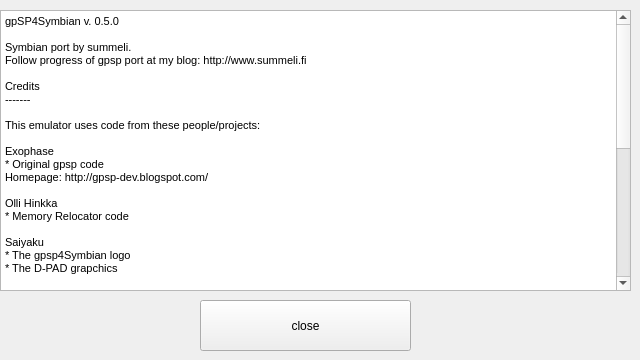
This is gpsp4cute/aboutdialog.ui in Summeli/gpSP4Cute as Qt 5 draws it before an edit. The edited form follows.
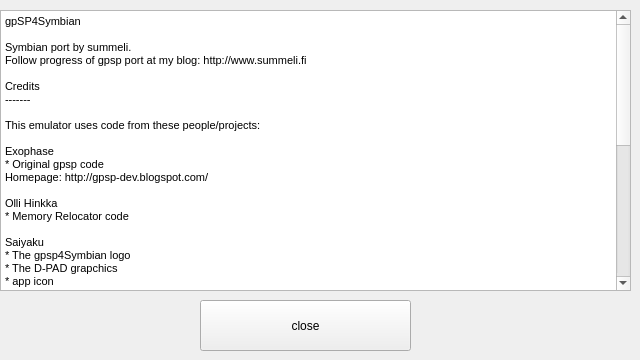
This is the edited form.

The edit to the form file:
```diff
--- a/gpsp4cute/aboutdialog.ui
+++ b/gpsp4cute/aboutdialog.ui
@@ -59,7 +59,7 @@
 &lt;html&gt;&lt;head&gt;&lt;meta name=&quot;qrichtext&quot; content=&quot;1&quot; /&gt;&lt;style type=&quot;text/css&quot;&gt;
 p, li { white-space: pre-wrap; }
 &lt;/style&gt;&lt;/head&gt;&lt;body style=&quot; font-family:'MS Shell Dlg 2'; font-size:8.25pt; font-weight:400; font-style:normal;&quot;&gt;
-&lt;p style=&quot; margin-top:0px; margin-bottom:0px; margin-left:0px; margin-right:0px; -qt-block-indent:0; text-indent:0px;&quot;&gt;&lt;span style=&quot; font-size:8pt;&quot;&gt;gpSP4Symbian v. 0.5.0&lt;/span&gt;&lt;/p&gt;
+&lt;p style=&quot; margin-top:0px; margin-bottom:0px; margin-left:0px; margin-right:0px; -qt-block-indent:0; text-indent:0px;&quot;&gt;&lt;span style=&quot; font-size:8pt;&quot;&gt;gpSP4Symbian &lt;/span&gt;&lt;/p&gt;
 &lt;p style=&quot;-qt-paragraph-type:empty; margin-top:0px; margin-bottom:0px; margin-left:0px; margin-right:0px; -qt-block-indent:0; text-indent:0px; font-size:8pt;&quot;&gt;&lt;/p&gt;
 &lt;p style=&quot; margin-top:0px; margin-bottom:0px; margin-left:0px; margin-right:0px; -qt-block-indent:0; text-indent:0px;&quot;&gt;&lt;span style=&quot; font-size:8pt;&quot;&gt;Symbian port by summeli.&lt;/span&gt;&lt;/p&gt;
 &lt;p style=&quot; margin-top:0px; margin-bottom:0px; margin-left:0px; margin-right:0px; -qt-block-indent:0; text-indent:0px;&quot;&gt;&lt;span style=&quot; font-size:8pt;&quot;&gt;Follow progress of gpsp port at my blog: http://www.summeli.fi&lt;/span&gt;&lt;/p&gt;
@@ -79,6 +79,7 @@
 &lt;p style=&quot; margin-top:0px; margin-bottom:0px; margin-left:0px; margin-right:0px; -qt-block-indent:0; text-indent:0px;&quot;&gt;&lt;span style=&quot; font-size:8pt;&quot;&gt;Saiyaku&lt;/span&gt;&lt;/p&gt;
 &lt;p style=&quot; margin-top:0px; margin-bottom:0px; margin-left:0px; margin-right:0px; -qt-block-indent:0; text-indent:0px;&quot;&gt;&lt;span style=&quot; font-size:8pt;&quot;&gt;* The gpsp4Symbian logo &lt;/span&gt;&lt;/p&gt;
 &lt;p style=&quot; margin-top:0px; margin-bottom:0px; margin-left:0px; margin-right:0px; -qt-block-indent:0; text-indent:0px;&quot;&gt;&lt;span style=&quot; font-size:8pt;&quot;&gt;* The D-PAD grapchics&lt;/span&gt;&lt;/p&gt;
+&lt;p style=&quot; margin-top:0px; margin-bottom:0px; margin-left:0px; margin-right:0px; -qt-block-indent:0; text-indent:0px;&quot;&gt;&lt;span style=&quot; font-size:8pt;&quot;&gt;* app icon&lt;/span&gt;&lt;/p&gt;
 &lt;p style=&quot;-qt-paragraph-type:empty; margin-top:0px; margin-bottom:0px; margin-left:0px; margin-right:0px; -qt-block-indent:0; text-indent:0px; font-size:8pt;&quot;&gt;&lt;/p&gt;
 &lt;p style=&quot; margin-top:0px; margin-bottom:0px; margin-left:0px; margin-right:0px; -qt-block-indent:0; text-indent:0px;&quot;&gt;&lt;span style=&quot; font-size:8pt;&quot;&gt;Summeli&lt;/span&gt;&lt;/p&gt;
 &lt;p style=&quot; margin-top:0px; margin-bottom:0px; margin-left:0px; margin-right:0px; -qt-block-indent:0; text-indent:0px;&quot;&gt;&lt;span style=&quot; font-size:8pt;&quot;&gt;* Symbian port &lt;/span&gt;&lt;/p&gt;
```
